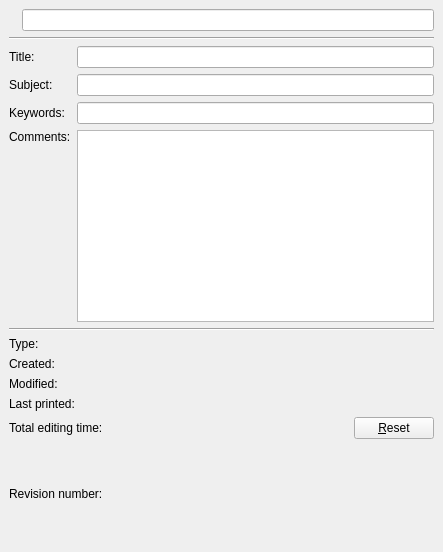
Before: the Qt Designer form libs/kofficecore/koDocumentInfoAboutWidget.ui in KDE/krita, drawn with Qt 5.
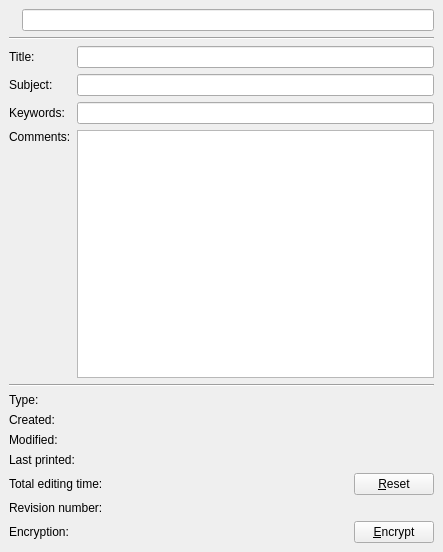
After: the same form once the commit is applied.

Commit message: Updated the Document Info to show the encryption status of the file and enabled the users who expect it there to encrypt/decrypt the document from there.

The edit to the form file:
```diff
--- a/libs/kofficecore/koDocumentInfoAboutWidget.ui
+++ b/libs/kofficecore/koDocumentInfoAboutWidget.ui
@@ -15,21 +15,14 @@
   <property name="windowTitle" >
    <string/>
   </property>
-  <layout class="QGridLayout" >
+  <layout class="QVBoxLayout" >
    <property name="margin" >
     <number>9</number>
    </property>
    <property name="spacing" >
     <number>6</number>
    </property>
-   <item row="1" column="0" >
-    <widget class="Line" name="line" >
-     <property name="orientation" >
-      <enum>Qt::Horizontal</enum>
-     </property>
-    </widget>
-   </item>
-   <item row="0" column="0" >
+   <item>
     <layout class="QGridLayout" >
      <property name="margin" >
       <number>0</number>
@@ -49,187 +42,14 @@
      </item>
     </layout>
    </item>
-   <item row="3" column="0" >
-    <widget class="Line" name="line_2" >
+   <item>
+    <widget class="Line" name="line" >
      <property name="orientation" >
       <enum>Qt::Horizontal</enum>
      </property>
     </widget>
    </item>
-   <item row="4" column="0" >
-    <layout class="QGridLayout" >
-     <property name="margin" >
-      <number>0</number>
-     </property>
-     <property name="spacing" >
-      <number>6</number>
-     </property>
-     <item row="5" column="0" >
-      <widget class="QLabel" name="lblRevisionDesc" >
-       <property name="sizePolicy" >
-        <sizepolicy>
-         <hsizetype>0</hsizetype>
-         <vsizetype>5</vsizetype>
-         <horstretch>0</horstretch>
-         <verstretch>0</verstretch>
-        </sizepolicy>
-       </property>
-       <property name="text" >
-        <string>Revision number:</string>
-       </property>
-      </widget>
-     </item>
-     <item row="5" column="2" >
-      <spacer>
-       <property name="orientation" >
-        <enum>Qt::Vertical</enum>
-       </property>
-       <property name="sizeHint" >
-        <size>
-         <width>20</width>
-         <height>21</height>
-        </size>
-       </property>
-      </spacer>
-     </item>
-     <item row="2" column="1" >
-      <widget class="QLabel" name="lblModified" >
-       <property name="text" >
-        <string/>
-       </property>
-      </widget>
-     </item>
-     <item row="0" column="0" >
-      <widget class="QLabel" name="lblTypeDesc" >
-       <property name="sizePolicy" >
-        <sizepolicy>
-         <hsizetype>0</hsizetype>
-         <vsizetype>5</vsizetype>
-         <horstretch>0</horstretch>
-         <verstretch>0</verstretch>
-        </sizepolicy>
-       </property>
-       <property name="text" >
-        <string>Type:</string>
-       </property>
-      </widget>
-     </item>
-     <item row="1" column="1" >
-      <widget class="QLabel" name="lblCreated" >
-       <property name="text" >
-        <string/>
-       </property>
-      </widget>
-     </item>
-     <item row="0" column="1" >
-      <widget class="QLabel" name="lblType" >
-       <property name="text" >
-        <string/>
-       </property>
-      </widget>
-     </item>
-     <item row="1" column="0" >
-      <widget class="QLabel" name="lblCreatedDesc" >
-       <property name="sizePolicy" >
-        <sizepolicy>
-         <hsizetype>0</hsizetype>
-         <vsizetype>5</vsizetype>
-         <horstretch>0</horstretch>
-         <verstretch>0</verstretch>
-        </sizepolicy>
-       </property>
-       <property name="text" >
-        <string>Created:</string>
-       </property>
-      </widget>
-     </item>
-     <item row="4" column="0" >
-      <widget class="QLabel" name="lblEditingDesc" >
-       <property name="sizePolicy" >
-        <sizepolicy>
-         <hsizetype>0</hsizetype>
-         <vsizetype>5</vsizetype>
-         <horstretch>0</horstretch>
-         <verstretch>0</verstretch>
-        </sizepolicy>
-       </property>
-       <property name="text" >
-        <string>Total editing time:</string>
-       </property>
-       <property name="buddy" >
-        <cstring>pbReset</cstring>
-       </property>
-      </widget>
-     </item>
-     <item row="4" column="2" >
-      <widget class="QPushButton" name="pbReset" >
-       <property name="sizePolicy" >
-        <sizepolicy>
-         <hsizetype>0</hsizetype>
-         <vsizetype>0</vsizetype>
-         <horstretch>0</horstretch>
-         <verstretch>0</verstretch>
-        </sizepolicy>
-       </property>
-       <property name="text" >
-        <string>&amp;Reset</string>
-       </property>
-      </widget>
-     </item>
-     <item row="4" column="1" >
-      <widget class="QLabel" name="lblEditing" >
-       <property name="text" >
-        <string/>
-       </property>
-      </widget>
-     </item>
-     <item row="5" column="1" >
-      <widget class="QLabel" name="lblRevision" >
-       <property name="text" >
-        <string/>
-       </property>
-      </widget>
-     </item>
-     <item row="2" column="0" >
-      <widget class="QLabel" name="lblModifiedDesc" >
-       <property name="sizePolicy" >
-        <sizepolicy>
-         <hsizetype>0</hsizetype>
-         <vsizetype>5</vsizetype>
-         <horstretch>0</horstretch>
-         <verstretch>0</verstretch>
-        </sizepolicy>
-       </property>
-       <property name="text" >
-        <string>Modified:</string>
-       </property>
-      </widget>
-     </item>
-     <item row="3" column="1" >
-      <widget class="QLabel" name="lblLastPrinted" >
-       <property name="text" >
-        <string/>
-       </property>
-      </widget>
-     </item>
-     <item row="3" column="0" >
-      <widget class="QLabel" name="lblLastPrintedDesc" >
-       <property name="sizePolicy" >
-        <sizepolicy>
-         <hsizetype>0</hsizetype>
-         <vsizetype>5</vsizetype>
-         <horstretch>0</horstretch>
-         <verstretch>0</verstretch>
-        </sizepolicy>
-       </property>
-       <property name="text" >
-        <string>Last printed:</string>
-       </property>
-      </widget>
-     </item>
-    </layout>
-   </item>
-   <item row="2" column="0" >
+   <item>
     <layout class="QGridLayout" >
      <property name="margin" >
       <number>0</number>
@@ -298,6 +118,235 @@
      </item>
     </layout>
    </item>
+   <item>
+    <widget class="Line" name="line_2" >
+     <property name="orientation" >
+      <enum>Qt::Horizontal</enum>
+     </property>
+    </widget>
+   </item>
+   <item>
+    <layout class="QGridLayout" >
+     <property name="margin" >
+      <number>0</number>
+     </property>
+     <property name="spacing" >
+      <number>6</number>
+     </property>
+     <item row="0" column="0" >
+      <widget class="QLabel" name="lblTypeDesc" >
+       <property name="sizePolicy" >
+        <sizepolicy>
+         <hsizetype>0</hsizetype>
+         <vsizetype>5</vsizetype>
+         <horstretch>0</horstretch>
+         <verstretch>0</verstretch>
+        </sizepolicy>
+       </property>
+       <property name="text" >
+        <string>Type:</string>
+       </property>
+      </widget>
+     </item>
+     <item row="6" column="1" >
+      <layout class="QHBoxLayout" >
+       <property name="margin" >
+        <number>0</number>
+       </property>
+       <property name="spacing" >
+        <number>6</number>
+       </property>
+       <item>
+        <widget class="QLabel" name="lblEncryptedPic" >
+         <property name="text" >
+          <string/>
+         </property>
+        </widget>
+       </item>
+       <item>
+        <widget class="QLabel" name="lblEncrypted" >
+         <property name="text" >
+          <string/>
+         </property>
+        </widget>
+       </item>
+       <item>
+        <spacer>
+         <property name="orientation" >
+          <enum>Qt::Horizontal</enum>
+         </property>
+         <property name="sizeHint" >
+          <size>
+           <width>40</width>
+           <height>20</height>
+          </size>
+         </property>
+        </spacer>
+       </item>
+      </layout>
+     </item>
+     <item row="6" column="0" >
+      <widget class="QLabel" name="lblEncryptedDesc" >
+       <property name="text" >
+        <string>Encryption:</string>
+       </property>
+      </widget>
+     </item>
+     <item row="2" column="1" >
+      <widget class="QLabel" name="lblModified" >
+       <property name="text" >
+        <string/>
+       </property>
+      </widget>
+     </item>
+     <item row="5" column="1" >
+      <widget class="QLabel" name="lblRevision" >
+       <property name="text" >
+        <string/>
+       </property>
+      </widget>
+     </item>
+     <item row="4" column="0" >
+      <widget class="QLabel" name="lblEditingDesc" >
+       <property name="sizePolicy" >
+        <sizepolicy>
+         <hsizetype>0</hsizetype>
+         <vsizetype>5</vsizetype>
+         <horstretch>0</horstretch>
+         <verstretch>0</verstretch>
+        </sizepolicy>
+       </property>
+       <property name="text" >
+        <string>Total editing time:</string>
+       </property>
+       <property name="buddy" >
+        <cstring>pbReset</cstring>
+       </property>
+      </widget>
+     </item>
+     <item row="5" column="0" >
+      <widget class="QLabel" name="lblRevisionDesc" >
+       <property name="sizePolicy" >
+        <sizepolicy>
+         <hsizetype>0</hsizetype>
+         <vsizetype>5</vsizetype>
+         <horstretch>0</horstretch>
+         <verstretch>0</verstretch>
+        </sizepolicy>
+       </property>
+       <property name="text" >
+        <string>Revision number:</string>
+       </property>
+      </widget>
+     </item>
+     <item row="4" column="2" >
+      <widget class="QPushButton" name="pbReset" >
+       <property name="sizePolicy" >
+        <sizepolicy>
+         <hsizetype>0</hsizetype>
+         <vsizetype>0</vsizetype>
+         <horstretch>0</horstretch>
+         <verstretch>0</verstretch>
+        </sizepolicy>
+       </property>
+       <property name="layoutDirection" >
+        <enum>Qt::RightToLeft</enum>
+       </property>
+       <property name="text" >
+        <string>&amp;Reset</string>
+       </property>
+      </widget>
+     </item>
+     <item row="1" column="0" >
+      <widget class="QLabel" name="lblCreatedDesc" >
+       <property name="sizePolicy" >
+        <sizepolicy>
+         <hsizetype>0</hsizetype>
+         <vsizetype>5</vsizetype>
+         <horstretch>0</horstretch>
+         <verstretch>0</verstretch>
+        </sizepolicy>
+       </property>
+       <property name="text" >
+        <string>Created:</string>
+       </property>
+      </widget>
+     </item>
+     <item row="3" column="1" >
+      <widget class="QLabel" name="lblLastPrinted" >
+       <property name="text" >
+        <string/>
+       </property>
+      </widget>
+     </item>
+     <item row="2" column="0" >
+      <widget class="QLabel" name="lblModifiedDesc" >
+       <property name="sizePolicy" >
+        <sizepolicy>
+         <hsizetype>0</hsizetype>
+         <vsizetype>5</vsizetype>
+         <horstretch>0</horstretch>
+         <verstretch>0</verstretch>
+        </sizepolicy>
+       </property>
+       <property name="text" >
+        <string>Modified:</string>
+       </property>
+      </widget>
+     </item>
+     <item row="4" column="1" >
+      <widget class="QLabel" name="lblEditing" >
+       <property name="text" >
+        <string/>
+       </property>
+      </widget>
+     </item>
+     <item row="1" column="1" >
+      <widget class="QLabel" name="lblCreated" >
+       <property name="text" >
+        <string/>
+       </property>
+      </widget>
+     </item>
+     <item row="0" column="1" >
+      <widget class="QLabel" name="lblType" >
+       <property name="text" >
+        <string/>
+       </property>
+      </widget>
+     </item>
+     <item row="3" column="0" >
+      <widget class="QLabel" name="lblLastPrintedDesc" >
+       <property name="sizePolicy" >
+        <sizepolicy>
+         <hsizetype>0</hsizetype>
+         <vsizetype>5</vsizetype>
+         <horstretch>0</horstretch>
+         <verstretch>0</verstretch>
+        </sizepolicy>
+       </property>
+       <property name="text" >
+        <string>Last printed:</string>
+       </property>
+      </widget>
+     </item>
+     <item row="6" column="2" >
+      <widget class="QPushButton" name="pbEncrypt" >
+       <property name="sizePolicy" >
+        <sizepolicy>
+         <hsizetype>0</hsizetype>
+         <vsizetype>0</vsizetype>
+         <horstretch>0</horstretch>
+         <verstretch>0</verstretch>
+        </sizepolicy>
+       </property>
+       <property name="text" >
+        <string>&amp;Encrypt</string>
+       </property>
+      </widget>
+     </item>
+    </layout>
+   </item>
   </layout>
  </widget>
  <pixmapfunction></pixmapfunction>
```
Left out of the diff: 4 changed lines with no effect on the pictures. The commit also changes 3 other files.
